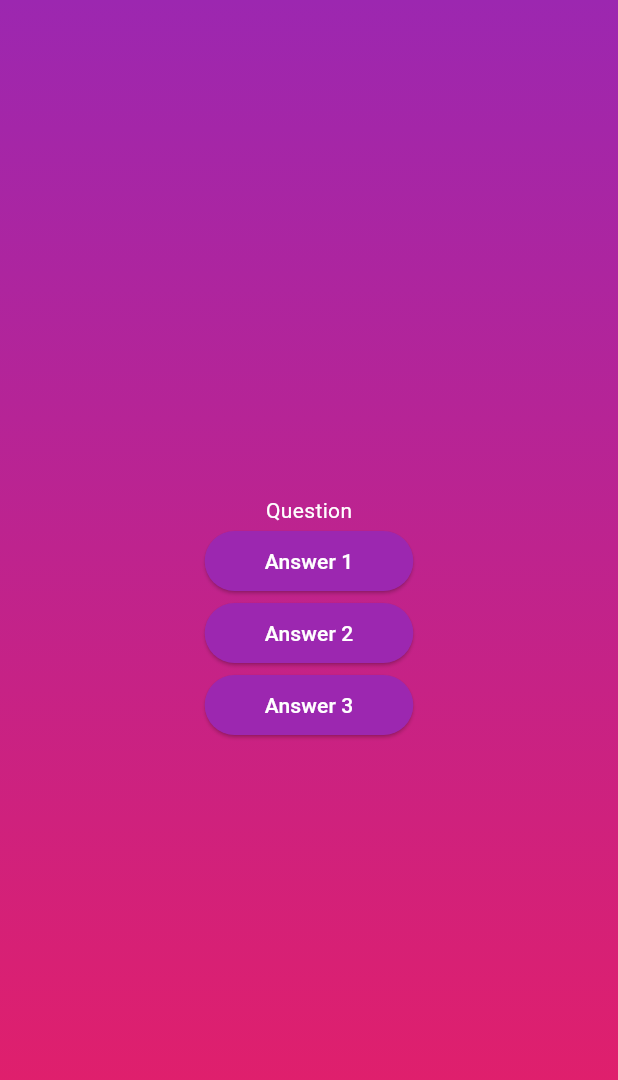
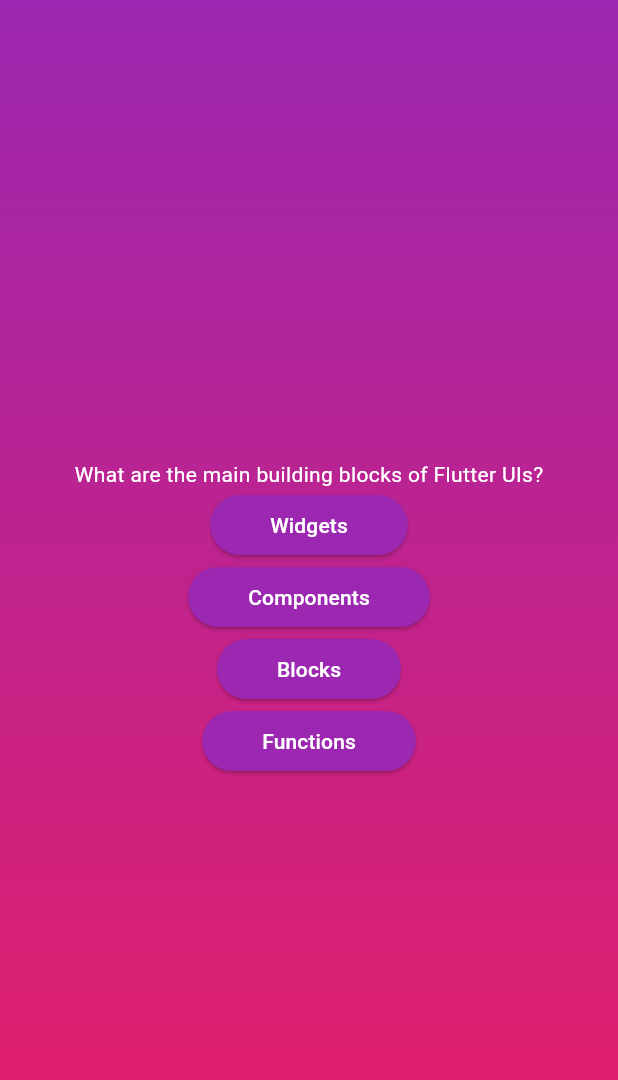
Before and after one commit to Markiu200/flutter_quizz_app, a Flutter app: the screen it shows after launch, after a tap on "Start Quiz", on a phone screen of 412 x 824 dp. Shown: the top 1080 px of the screen. Run offline on Flutter 3.47's test engine with Material 3 defaults, Android fonts, the phone set to English and light mode, and no system bars.

Commit message:
Make questions screen display first actual question
udemy: https://www.udemy.com/course/learn-flutter-dart-to-build-ios-android-apps/learn/lecture/37131352#overview

```diff
--- a/lib/questions_screen.dart
+++ b/lib/questions_screen.dart
@@ -1,6 +1,7 @@
 import 'package:flutter/material.dart';
 import 'package:quiz_app/gradient_container.dart';
 import 'package:quiz_app/answer_button.dart';
+import 'package:quiz_app/questions.dart';
 
 class QuestionsScreen extends StatefulWidget {
   const QuestionsScreen({super.key});
@@ -14,6 +15,8 @@ class QuestionsScreen extends StatefulWidget {
 class _QuestionsScreenState extends State<QuestionsScreen> {
   @override
   Widget build(BuildContext context) {
+    final currentQuestion = questions[0];
+
     return MaterialApp(
       home: Scaffold(
         body: GradientContainer(
@@ -22,10 +25,14 @@ class _QuestionsScreenState extends State<QuestionsScreen> {
             child: Column(
               mainAxisAlignment: MainAxisAlignment.center,
               children: [
-                const Text("Question", style: TextStyle(color: Colors.white)),
-                AnswerButton("Answer 1", () {}),
-                AnswerButton("Answer 2", () {}),
-                AnswerButton("Answer 3", () {}),
+                Text(
+                  currentQuestion.question,
+                  style: TextStyle(color: Colors.white),
+                ),
+                AnswerButton(currentQuestion.answers[0], () {}),
+                AnswerButton(currentQuestion.answers[1], () {}),
+                AnswerButton(currentQuestion.answers[2], () {}),
+                AnswerButton(currentQuestion.answers[3], () {}),
               ],
             ),
           ),
```
